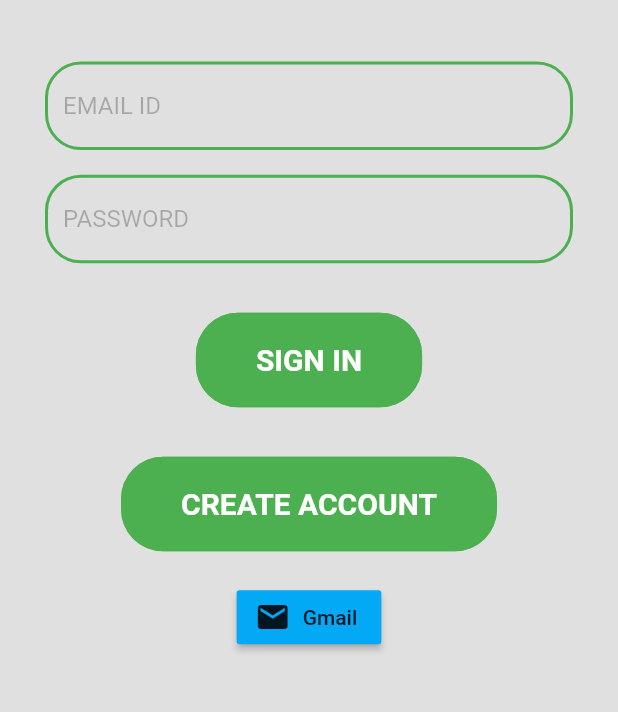
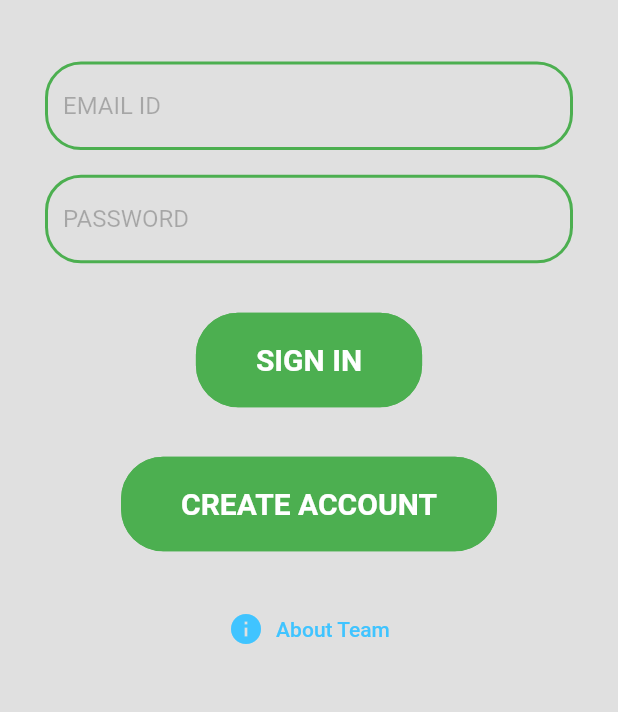
Before and after one commit to Joshua-Joseph/AllCart-TinkerHub, a Flutter app: the screen it shows after launch, on a phone screen of 412 x 824 dp, the part 452-1164 px from its top. Run offline on Flutter 3.47's test engine with Material 2 defaults, Android fonts, the light colour scheme and no system bars; our stand-ins replace firebase_auth, firebase_core; missing offline and left inert: firebase_auth_web, firebase_core_web, razorpay_flutter; accounts and stored records are empty.

Commit message:
commit_final-1

```diff
--- a/allcart/lib/pages/Loading.dart
+++ b/allcart/lib/pages/Loading.dart
@@ -204,11 +204,20 @@ class _LoadingState extends State<Loading> {
                     ),
                     SizedBox(height: 20.0),
                     Center(
-                      child: RaisedButton.icon(
+                      child: TextButton.icon(
                         onPressed: () {},
-                        icon: Icon(Icons.mail),
-                        label: Text('Gmail'),
-                        color: Colors.lightBlue,
+                        icon: Icon(
+                          Icons.info,
+                          color: Colors.lightBlueAccent,
+                        ),
+                        label: Text(
+                          'About Team',
+                          style: TextStyle(color: Colors.lightBlueAccent),
+                        ),
+                        style: ElevatedButton.styleFrom(
+                          primary: Colors.grey[300],
+                          padding: EdgeInsets.fromLTRB(40, 20, 40, 20),
+                        ),
                       ),
                     ),
                   ],
```
Also changed, not shown: allcart/pubspec.yaml (+8 -0 lines), 1 other file.
